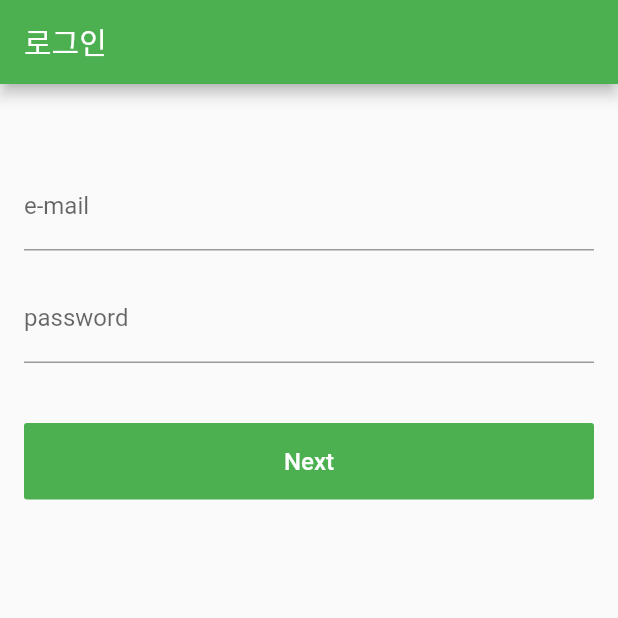
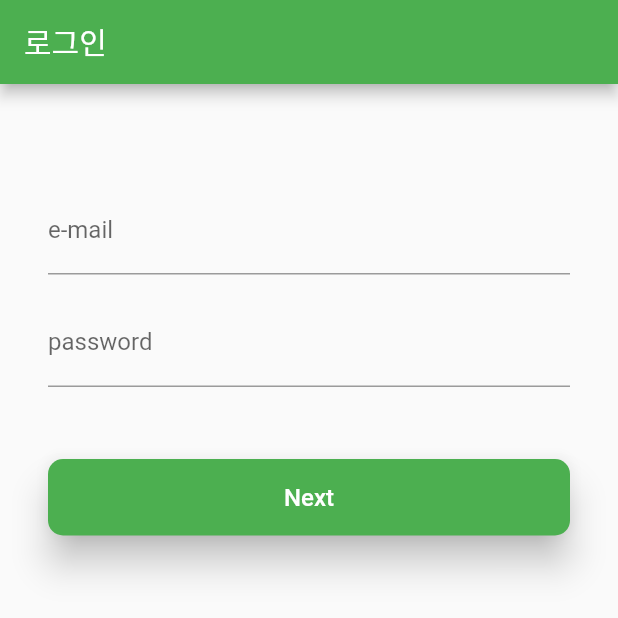
Before and after one commit to MOON-HJ/FlutterCleanArchitecture, a Flutter app: the screen it shows after launch, on a phone screen of 412 x 824 dp, the top half of it. Run offline on Flutter 3.47's test engine with Material 2 defaults, Android fonts, the phone set to English and light mode, and no system bars.

Commit message:
feat : login 페이지 스타일 개선

```diff
--- a/lib/login_page.dart
+++ b/lib/login_page.dart
@@ -2,6 +2,7 @@ import 'package:flutter/material.dart';
 import 'package:provider/provider.dart';
 
 import 'package:simple_login_flutter/main.dart';
+import 'package:simple_login_flutter/property.dart';
 import 'package:simple_login_flutter/state.dart';
 
 import 'dart:io';
@@ -45,7 +46,7 @@ class LoginPageState extends State<LoginPage> {
           title: Text("로그인"),
         ),
         body: Container(
-          margin: EdgeInsets.all(16.0),
+          margin: EdgeInsets.all(32.0),
           child: Column(children: [
             SizedBox(height: 12.0),
             SizedBox(height: 24.0),
@@ -68,7 +69,7 @@ class LoginPageState extends State<LoginPage> {
           obscureText: true,
           decoration: InputDecoration(labelText: 'password'),
         ),
-        SizedBox(height: 32.0),
+        SizedBox(height: 40.0),
         Visibility(
           child: Text(
             '아이디 또는 비밀번호를 확인해주세요',
@@ -77,13 +78,20 @@ class LoginPageState extends State<LoginPage> {
           visible: _labelErrorMessage,
         ),
         SizedBox(height: 8.0),
-        FlatButton(
-          minWidth: double.infinity,
-          color: Colors.green,
-          onPressed: () => _onLogin(context),
-          child: Text('Next',
-              style: TextStyle(color: Colors.white, fontSize: 16.0)),
-          padding: EdgeInsets.all(16.0),
+        SizedBox(
+          width: double.infinity,
+          child: RaisedButton(
+            color: tintColor,
+            onPressed: () => _onLogin(context),
+            child: Text('Next',
+                style: TextStyle(color: Colors.white, fontSize: 16.0)),
+            padding: EdgeInsets.all(16.0),
+            elevation: 10.0,
+            shape: RoundedRectangleBorder(
+              borderRadius: BorderRadius.circular(10.0),
+            ),
+            splashColor: tintColor,
+          ),
         )
       ],
     );
```
